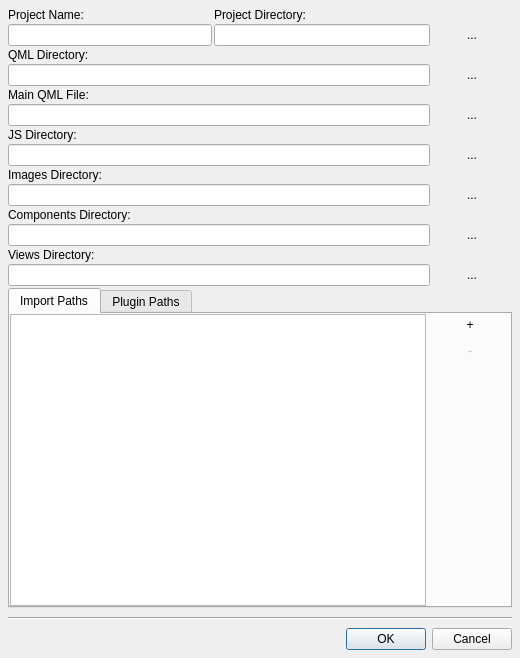
The window that ui/projectpropertiesdialog.ui (maxavadallat/maxdesigner) describes before a commit, drawn with Qt 5.
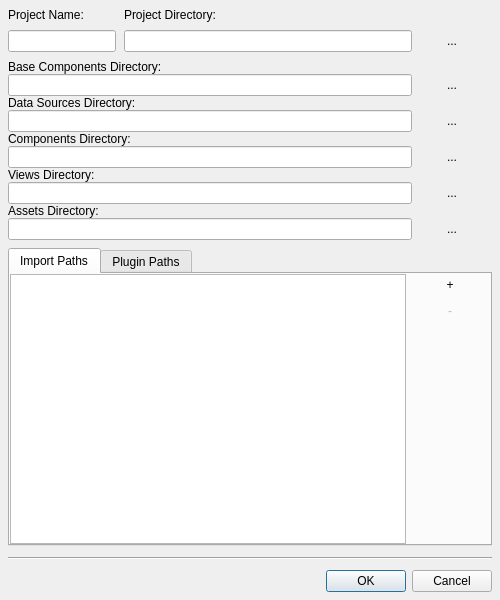
The same window after the commit.

```diff
--- a/ui/projectpropertiesdialog.ui
+++ b/ui/projectpropertiesdialog.ui
@@ -6,8 +6,8 @@
    <rect>
     <x>0</x>
     <y>0</y>
-    <width>520</width>
-    <height>658</height>
+    <width>500</width>
+    <height>600</height>
    </rect>
   </property>
   <property name="sizePolicy">
@@ -18,8 +18,8 @@
   </property>
   <property name="minimumSize">
    <size>
-    <width>520</width>
-    <height>658</height>
+    <width>500</width>
+    <height>600</height>
    </size>
   </property>
   <property name="windowTitle">
@@ -39,46 +39,13 @@
     <number>8</number>
    </property>
    <property name="spacing">
-    <number>2</number>
+    <number>8</number>
    </property>
-   <item row="0" column="0">
-    <widget class="QLabel" name="projectNameLabel">
-     <property name="sizePolicy">
-      <sizepolicy hsizetype="Preferred" vsizetype="Fixed">
-       <horstretch>0</horstretch>
-       <verstretch>0</verstretch>
-      </sizepolicy>
-     </property>
-     <property name="text">
-      <string>Project Name:</string>
-     </property>
-    </widget>
-   </item>
-   <item row="0" column="1">
-    <widget class="QLabel" name="projectDirLabel">
-     <property name="sizePolicy">
-      <sizepolicy hsizetype="Preferred" vsizetype="Fixed">
-       <horstretch>0</horstretch>
-       <verstretch>0</verstretch>
-      </sizepolicy>
-     </property>
-     <property name="text">
-      <string>Project Directory:</string>
-     </property>
-    </widget>
-   </item>
-   <item row="1" column="0">
-    <widget class="QLineEdit" name="projectNameEdit">
-     <property name="sizePolicy">
-      <sizepolicy hsizetype="MinimumExpanding" vsizetype="Fixed">
-       <horstretch>0</horstretch>
-       <verstretch>0</verstretch>
-      </sizepolicy>
-     </property>
-    </widget>
-   </item>
-   <item row="1" column="1" colspan="2">
+   <item row="1" column="1">
     <layout class="QHBoxLayout" name="projectDirLayout">
+     <property name="spacing">
+      <number>0</number>
+     </property>
      <item>
       <widget class="QLineEdit" name="projectDirEdit">
        <property name="sizePolicy">
@@ -101,223 +68,7 @@
      </item>
     </layout>
    </item>
-   <item row="2" column="0">
-    <widget class="QLabel" name="qmlDirLabel">
-     <property name="sizePolicy">
-      <sizepolicy hsizetype="Preferred" vsizetype="Fixed">
-       <horstretch>0</horstretch>
-       <verstretch>0</verstretch>
-      </sizepolicy>
-     </property>
-     <property name="text">
-      <string>QML Directory:</string>
-     </property>
-    </widget>
-   </item>
-   <item row="3" column="0" colspan="3">
-    <layout class="QHBoxLayout" name="qmlDirLayout">
-     <item>
-      <widget class="QLineEdit" name="qmlDirEdit">
-       <property name="sizePolicy">
-        <sizepolicy hsizetype="MinimumExpanding" vsizetype="Fixed">
-         <horstretch>0</horstretch>
-         <verstretch>0</verstretch>
-        </sizepolicy>
-       </property>
-      </widget>
-     </item>
-     <item>
-      <widget class="QPushButton" name="qmlDirBrowseButton">
-       <property name="text">
-        <string>...</string>
-       </property>
-       <property name="flat">
-        <bool>true</bool>
-       </property>
-      </widget>
-     </item>
-    </layout>
-   </item>
-   <item row="4" column="0">
-    <widget class="QLabel" name="mainQMLFileLabel">
-     <property name="text">
-      <string>Main QML File:</string>
-     </property>
-    </widget>
-   </item>
-   <item row="5" column="0" colspan="3">
-    <layout class="QHBoxLayout" name="mainQMLFileLayout">
-     <item>
-      <widget class="QLineEdit" name="mainQmlFileEdit">
-       <property name="sizePolicy">
-        <sizepolicy hsizetype="MinimumExpanding" vsizetype="Fixed">
-         <horstretch>0</horstretch>
-         <verstretch>0</verstretch>
-        </sizepolicy>
-       </property>
-      </widget>
-     </item>
-     <item>
-      <widget class="QPushButton" name="qmlFileBrowseButton">
-       <property name="text">
-        <string>...</string>
-       </property>
-       <property name="flat">
-        <bool>true</bool>
-       </property>
-      </widget>
-     </item>
-    </layout>
-   </item>
-   <item row="6" column="0">
-    <widget class="QLabel" name="jsDirLabel">
-     <property name="sizePolicy">
-      <sizepolicy hsizetype="Preferred" vsizetype="Fixed">
-       <horstretch>0</horstretch>
-       <verstretch>0</verstretch>
-      </sizepolicy>
-     </property>
-     <property name="text">
-      <string>JS Directory:</string>
-     </property>
-    </widget>
-   </item>
-   <item row="7" column="0" colspan="3">
-    <layout class="QHBoxLayout" name="jsDirLayout">
-     <item>
-      <widget class="QLineEdit" name="jsDirEdit">
-       <property name="sizePolicy">
-        <sizepolicy hsizetype="MinimumExpanding" vsizetype="Fixed">
-         <horstretch>0</horstretch>
-         <verstretch>0</verstretch>
-        </sizepolicy>
-       </property>
-      </widget>
-     </item>
-     <item>
-      <widget class="QPushButton" name="jsDirBrowseButton">
-       <property name="text">
-        <string>...</string>
-       </property>
-       <property name="flat">
-        <bool>true</bool>
-       </property>
-      </widget>
-     </item>
-    </layout>
-   </item>
-   <item row="8" column="0">
-    <widget class="QLabel" name="imagesDirLabel">
-     <property name="sizePolicy">
-      <sizepolicy hsizetype="Preferred" vsizetype="Fixed">
-       <horstretch>0</horstretch>
-       <verstretch>0</verstretch>
-      </sizepolicy>
-     </property>
-     <property name="text">
-      <string>Images Directory:</string>
-     </property>
-    </widget>
-   </item>
-   <item row="9" column="0" colspan="3">
-    <layout class="QHBoxLayout" name="imagesDirLayout">
-     <item>
-      <widget class="QLineEdit" name="imagesDirEdit">
-       <property name="sizePolicy">
-        <sizepolicy hsizetype="MinimumExpanding" vsizetype="Fixed">
-         <horstretch>0</horstretch>
-         <verstretch>0</verstretch>
-        </sizepolicy>
-       </property>
-      </widget>
-     </item>
-     <item>
-      <widget class="QPushButton" name="imagesDirBrowseButton">
-       <property name="text">
-        <string>...</string>
-       </property>
-       <property name="flat">
-        <bool>true</bool>
-       </property>
-      </widget>
-     </item>
-    </layout>
-   </item>
-   <item row="10" column="0">
-    <widget class="QLabel" name="compoentsDirLabel">
-     <property name="sizePolicy">
-      <sizepolicy hsizetype="Preferred" vsizetype="Fixed">
-       <horstretch>0</horstretch>
-       <verstretch>0</verstretch>
-      </sizepolicy>
-     </property>
-     <property name="text">
-      <string>Components Directory:</string>
-     </property>
-    </widget>
-   </item>
-   <item row="11" column="0" colspan="3">
-    <layout class="QHBoxLayout" name="componentsDirLayout">
-     <item>
-      <widget class="QLineEdit" name="componentsDirEdit">
-       <property name="sizePolicy">
-        <sizepolicy hsizetype="MinimumExpanding" vsizetype="Fixed">
-         <horstretch>0</horstretch>
-         <verstretch>0</verstretch>
-        </sizepolicy>
-       </property>
-      </widget>
-     </item>
-     <item>
-      <widget class="QPushButton" name="componentsDirBrowseButton">
-       <property name="text">
-        <string>...</string>
-       </property>
-       <property name="flat">
-        <bool>true</bool>
-       </property>
-      </widget>
-     </item>
-    </layout>
-   </item>
-   <item row="12" column="0">
-    <widget class="QLabel" name="viewsDirLabel">
-     <property name="sizePolicy">
-      <sizepolicy hsizetype="Preferred" vsizetype="Fixed">
-       <horstretch>0</horstretch>
-       <verstretch>0</verstretch>
-      </sizepolicy>
-     </property>
-     <property name="text">
-      <string>Views Directory:</string>
-     </property>
-    </widget>
-   </item>
-   <item row="13" column="0" colspan="3">
-    <layout class="QHBoxLayout" name="viewsDirLayout">
-     <item>
-      <widget class="QLineEdit" name="viewsDirEdit">
-       <property name="sizePolicy">
-        <sizepolicy hsizetype="MinimumExpanding" vsizetype="Fixed">
-         <horstretch>0</horstretch>
-         <verstretch>0</verstretch>
-        </sizepolicy>
-       </property>
-      </widget>
-     </item>
-     <item>
-      <widget class="QPushButton" name="viewsDirBrowseButton">
-       <property name="text">
-        <string>...</string>
-       </property>
-       <property name="flat">
-        <bool>true</bool>
-       </property>
-      </widget>
-     </item>
-    </layout>
-   </item>
-   <item row="14" column="0" colspan="3">
+   <item row="3" column="0" colspan="2">
     <widget class="QTabWidget" name="tabWidget">
      <property name="sizePolicy">
       <sizepolicy hsizetype="MinimumExpanding" vsizetype="MinimumExpanding">
@@ -328,7 +79,7 @@
      <property name="minimumSize">
       <size>
        <width>0</width>
-       <height>160</height>
+       <height>100</height>
       </size>
      </property>
      <property name="currentIndex">
@@ -521,20 +272,201 @@
      </widget>
     </widget>
    </item>
-   <item row="15" column="0" colspan="3">
-    <widget class="Line" name="line">
-     <property name="minimumSize">
-      <size>
-       <width>0</width>
-       <height>16</height>
-      </size>
+   <item row="2" column="0" colspan="2">
+    <layout class="QVBoxLayout" name="verticalLayout_3">
+     <property name="spacing">
+      <number>0</number>
      </property>
-     <property name="orientation">
-      <enum>Qt::Horizontal</enum>
-     </property>
-    </widget>
+     <item>
+      <widget class="QLabel" name="qmlDirLabel">
+       <property name="sizePolicy">
+        <sizepolicy hsizetype="Preferred" vsizetype="Fixed">
+         <horstretch>0</horstretch>
+         <verstretch>0</verstretch>
+        </sizepolicy>
+       </property>
+       <property name="text">
+        <string>Base Components Directory:</string>
+       </property>
+      </widget>
+     </item>
+     <item>
+      <layout class="QHBoxLayout" name="baseComponentsLayout">
+       <property name="spacing">
+        <number>0</number>
+       </property>
+       <item>
+        <widget class="QLineEdit" name="baseComponentsDirEdit"/>
+       </item>
+       <item>
+        <widget class="QPushButton" name="baseComponentsBrowseDirButton">
+         <property name="text">
+          <string>...</string>
+         </property>
+         <property name="flat">
+          <bool>true</bool>
+         </property>
+        </widget>
+       </item>
+      </layout>
+     </item>
+     <item>
+      <widget class="QLabel" name="mainQMLFileLabel">
+       <property name="text">
+        <string>Data Sources Directory:</string>
+       </property>
+      </widget>
+     </item>
+     <item>
+      <layout class="QHBoxLayout" name="mainQMLFileLayout">
+       <property name="spacing">
+        <number>0</number>
+       </property>
+       <item>
+        <widget class="QLineEdit" name="dataSourcesDirEdit">
+         <property name="sizePolicy">
+          <sizepolicy hsizetype="MinimumExpanding" vsizetype="Fixed">
+           <horstretch>0</horstretch>
+           <verstretch>0</verstretch>
+          </sizepolicy>
+         </property>
+        </widget>
+       </item>
+       <item>
+        <widget class="QPushButton" name="dataSourcesDirBrowseButton">
+         <property name="text">
+          <string>...</string>
+         </property>
+         <property name="flat">
+          <bool>true</bool>
+         </property>
+        </widget>
+       </item>
+      </layout>
+     </item>
+     <item>
+      <widget class="QLabel" name="compoentsDirLabel">
+       <property name="sizePolicy">
+        <sizepolicy hsizetype="Preferred" vsizetype="Fixed">
+         <horstretch>0</horstretch>
+         <verstretch>0</verstretch>
+        </sizepolicy>
+       </property>
+       <property name="text">
+        <string>Components Directory:</string>
+       </property>
+      </widget>
+     </item>
+     <item>
+      <layout class="QHBoxLayout" name="componentsDirLayout">
+       <property name="spacing">
+        <number>0</number>
+       </property>
+       <item>
+        <widget class="QLineEdit" name="componentsDirEdit">
+         <property name="sizePolicy">
+          <sizepolicy hsizetype="MinimumExpanding" vsizetype="Fixed">
+           <horstretch>0</horstretch>
+           <verstretch>0</verstretch>
+          </sizepolicy>
+         </property>
+        </widget>
+       </item>
+       <item>
+        <widget class="QPushButton" name="componentsDirBrowseButton">
+         <property name="text">
+          <string>...</string>
+         </property>
+         <property name="flat">
+          <bool>true</bool>
+         </property>
+        </widget>
+       </item>
+      </layout>
+     </item>
+     <item>
+      <widget class="QLabel" name="viewsDirLabel">
+       <property name="sizePolicy">
+        <sizepolicy hsizetype="Preferred" vsizetype="Fixed">
+         <horstretch>0</horstretch>
+         <verstretch>0</verstretch>
+        </sizepolicy>
+       </property>
+       <property name="text">
+        <string>Views Directory:</string>
+       </property>
+      </widget>
+     </item>
+     <item>
+      <layout class="QHBoxLayout" name="viewsDirLayout">
+       <property name="spacing">
+        <number>0</number>
+       </property>
+       <item>
+        <widget class="QLineEdit" name="viewsDirEdit">
+         <property name="sizePolicy">
+          <sizepolicy hsizetype="MinimumExpanding" vsizetype="Fixed">
+           <horstretch>0</horstretch>
+           <verstretch>0</verstretch>
+          </sizepolicy>
+         </property>
+        </widget>
+       </item>
+       <item>
+        <widget class="QPushButton" name="viewsDirBrowseButton">
+         <property name="text">
+          <string>...</string>
+         </property>
+         <property name="flat">
+          <bool>true</bool>
+         </property>
+        </widget>
+       </item>
+      </layout>
+     </item>
+     <item>
+      <widget class="QLabel" name="imagesDirLabel">
+       <property name="sizePolicy">
+        <sizepolicy hsizetype="Preferred" vsizetype="Fixed">
+         <horstretch>0</horstretch>
+         <verstretch>0</verstretch>
+        </sizepolicy>
+       </property>
+       <property name="text">
+        <string>Assets Directory:</string>
+       </property>
+      </widget>
+     </item>
+     <item>
+      <layout class="QHBoxLayout" name="imagesDirLayout">
+       <property name="spacing">
+        <number>0</number>
+       </property>
+       <item>
+        <widget class="QLineEdit" name="assetsDirEdit">
+         <property name="sizePolicy">
+          <sizepolicy hsizetype="MinimumExpanding" vsizetype="Fixed">
+           <horstretch>0</horstretch>
+           <verstretch>0</verstretch>
+          </sizepolicy>
+         </property>
+        </widget>
+       </item>
+       <item>
+        <widget class="QPushButton" name="assetsDirBrowseButton">
+         <property name="text">
+          <string>...</string>
+         </property>
+         <property name="flat">
+          <bool>true</bool>
+         </property>
+        </widget>
+       </item>
+      </layout>
+     </item>
+    </layout>
    </item>
-   <item row="16" column="2">
+   <item row="5" column="0" colspan="2">
     <widget class="QDialogButtonBox" name="buttonBox">
      <property name="orientation">
       <enum>Qt::Horizontal</enum>
@@ -544,6 +476,55 @@
      </property>
     </widget>
    </item>
+   <item row="0" column="1">
+    <widget class="QLabel" name="projectDirLabel">
+     <property name="sizePolicy">
+      <sizepolicy hsizetype="Preferred" vsizetype="Fixed">
+       <horstretch>0</horstretch>
+       <verstretch>0</verstretch>
+      </sizepolicy>
+     </property>
+     <property name="text">
+      <string>Project Directory:</string>
+     </property>
+    </widget>
+   </item>
+   <item row="4" column="0" colspan="2">
+    <widget class="Line" name="line">
+     <property name="minimumSize">
+      <size>
+       <width>0</width>
+       <height>8</height>
+      </size>
+     </property>
+     <property name="orientation">
+      <enum>Qt::Horizontal</enum>
+     </property>
+    </widget>
+   </item>
+   <item row="1" column="0">
+    <widget class="QLineEdit" name="projectNameEdit">
+     <property name="sizePolicy">
+      <sizepolicy hsizetype="Fixed" vsizetype="Fixed">
+       <horstretch>0</horstretch>
+       <verstretch>0</verstretch>
+      </sizepolicy>
+     </property>
+    </widget>
+   </item>
+   <item row="0" column="0">
+    <widget class="QLabel" name="projectNameLabel">
+     <property name="sizePolicy">
+      <sizepolicy hsizetype="Preferred" vsizetype="Fixed">
+       <horstretch>0</horstretch>
+       <verstretch>0</verstretch>
+      </sizepolicy>
+     </property>
+     <property name="text">
+      <string>Project Name:</string>
+     </property>
+    </widget>
+   </item>
   </layout>
  </widget>
  <tabstops>
```
Left out of the diff: 12 changed lines with no effect on the pictures.
